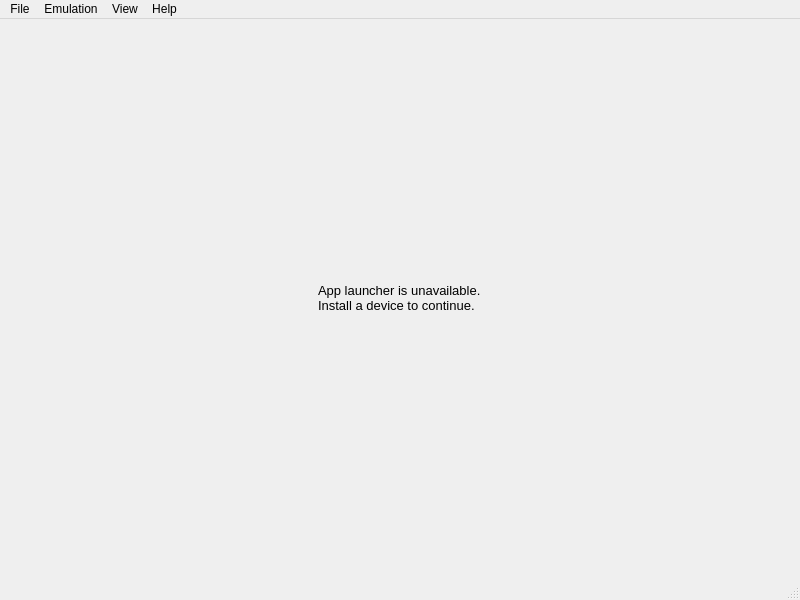
Before: the Qt Designer form src/emu/qt/src/mainwindow.ui in EKA2L1/EKA2L1, drawn with Qt 5.
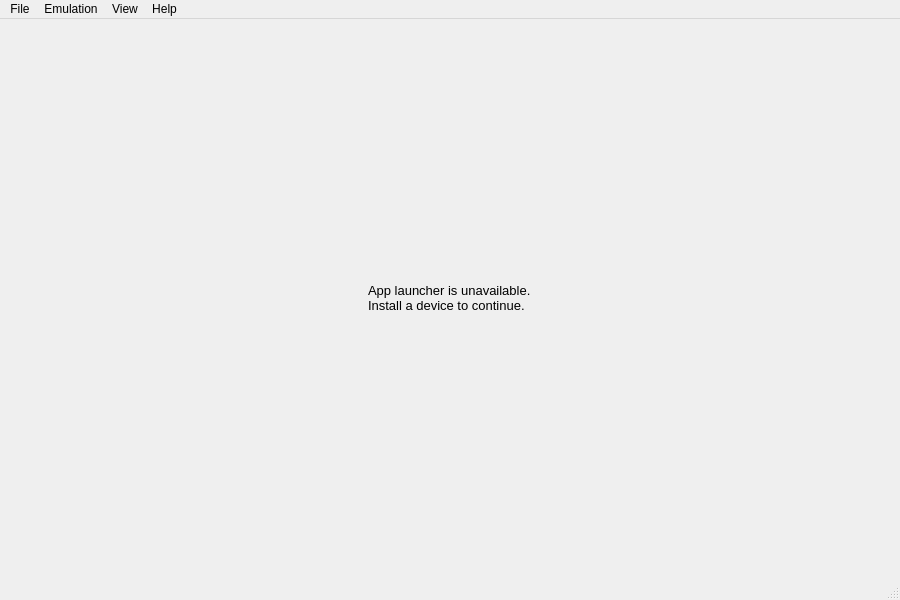
After: the same form once the commit is applied. Icons and pictures are not drawn.

Diff of the .ui file:
```diff
--- a/src/emu/qt/src/mainwindow.ui
+++ b/src/emu/qt/src/mainwindow.ui
@@ -6,7 +6,7 @@
    <rect>
     <x>0</x>
     <y>0</y>
-    <width>800</width>
+    <width>900</width>
     <height>600</height>
    </rect>
   </property>
@@ -60,7 +60,7 @@
     <rect>
      <x>0</x>
      <y>0</y>
-     <width>800</width>
+     <width>900</width>
      <height>25</height>
     </rect>
    </property>
```
Left out of the diff: 10 changed lines with no effect on the pictures.
